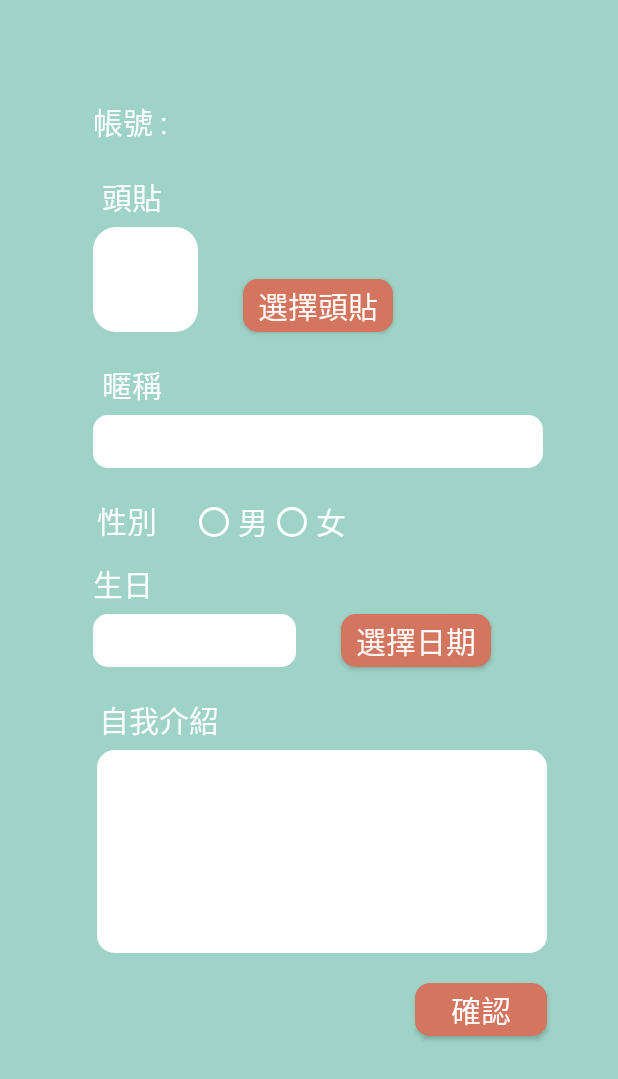
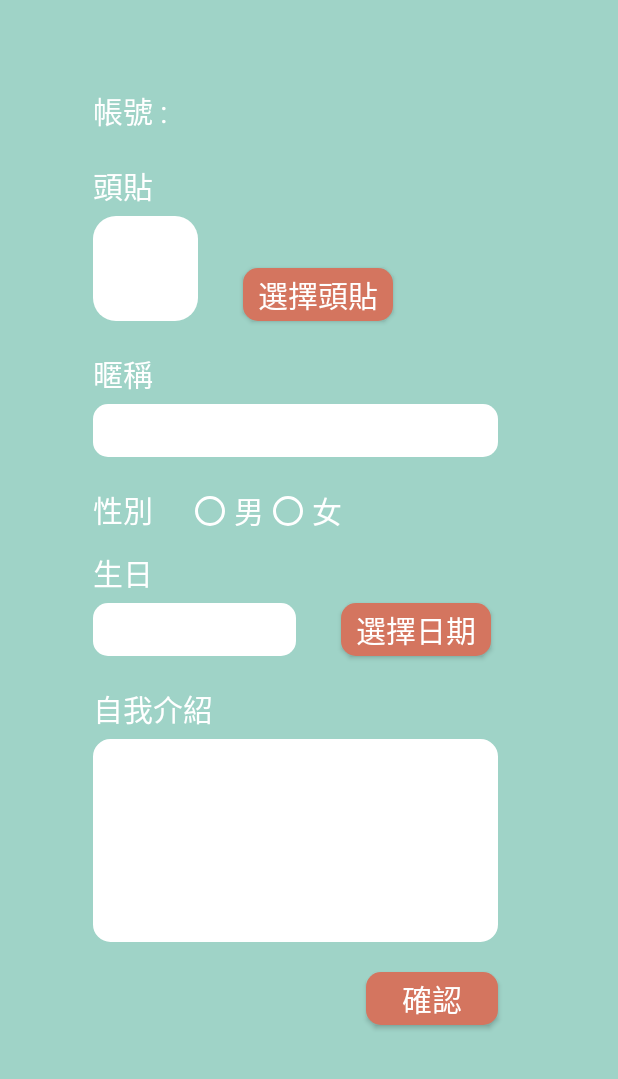
Before and after one commit to qqsusu/INTALK1, an Android app: the layout activity_register_next.xml on its own in the app's theme, with its tools: preview values and no code run, on a phone screen of 412 x 824 dp. Shown: the top 1079 px of the screen. Run offline under Robolectric (Android 15) with nearby library versions, the phone set to English and light mode, and no system bars.

Commit message:
register next scrollview add, friendlist back button add

```diff
--- a/app/src/main/AndroidManifest.xml
+++ b/app/src/main/AndroidManifest.xml
@@ -21,7 +21,8 @@
         </activity>
         <activity
             android:name=".FriendListActivity"
-            android:theme="@style/AppTheme.friend">
+            android:theme="@style/AppTheme.friend"
+            android:parentActivityName=".PrimaryActivity">
             <intent-filter>
                 <action android:name="android.intent.action.VIEW" />
             </intent-filter>
--- a/app/src/main/java/com/example/italk/RegisterActivity.java
+++ b/app/src/main/java/com/example/italk/RegisterActivity.java
@@ -80,6 +80,7 @@ public class RegisterActivity extends AppCompatActivity {
                             System.out.println("帳號不存在2222");
                             //確認帳號長度，密碼符合
                             if(checkAccountLen(uid)&&checkPasswdOK(upasd,cupasd)){
+
                                 new AlertDialog.Builder(RegisterActivity.this)
                                         .setTitle("喔喔喔喔喔喔")
                                         .setIcon(R.mipmap.ic_launcher)
@@ -136,9 +137,11 @@ public class RegisterActivity extends AppCompatActivity {
         //else if(!checkAccountExist(userID)){return false;}
         //else if(!checkPasswdOK(userPasswd,confirm_passwd)){return false;}
         //submit to database
+        Userdata udata = new Userdata(userID);
         User user = new User(userID,userPasswd);
         mDatabase = FirebaseDatabase.getInstance().getReferenceFromUrl("https://intalk-7b460.firebaseio.com/");//init database reference
         mDatabase.child("userAccount").child(userID).setValue(user);
+        mDatabase.child("userData").child(userID).setValue(udata);
         Toast.makeText(this,"帳號新增成功，接下來請填寫一些基本資料吧 !",Toast.LENGTH_SHORT).show();
         return true;
     }
--- a/app/src/main/java/com/example/italk/Userdata.java
+++ b/app/src/main/java/com/example/italk/Userdata.java
@@ -10,6 +10,12 @@ class Userdata {
     public int picPos;
 
     public Userdata(){};
+    public Userdata(String userID){
+        AccountID = userID;
+        nickname = birthday = introduction = "";
+        gender = true;
+        age = picPos = 0;
+    }
     public Userdata(String ID,String nname,String bday,String intro,int age,boolean gen){
         AccountID = ID;
         nickname = nname;
--- a/app/src/main/res/layout/activity_chat.xml
+++ b/app/src/main/res/layout/activity_chat.xml
@@ -47,6 +47,7 @@
         android:layout_marginLeft="30dp"
         android:layout_marginRight="30dp"
         android:layout_marginBottom="70dp"
+        android:focusable="true"
         >
         <LinearLayout
             android:layout_width="match_parent"
--- a/app/src/main/res/layout/activity_register_next.xml
+++ b/app/src/main/res/layout/activity_register_next.xml
@@ -7,18 +7,18 @@
     android:background="@color/color_login_register_background"
     tools:context=".RegisterNextActivity">
 
-    <!--back btn-->
-    <!--<Button-->
-        <!--android:id="@+id/btn_register_back"-->
-        <!--android:layout_width="50dp"-->
-        <!--android:layout_height="50dp"-->
-        <!--android:layout_marginLeft="14dp"-->
-        <!--android:layout_marginTop="16dp"-->
-        <!--android:background="@drawable/back"-->
-        <!--app:layout_constraintLeft_toLeftOf="parent"-->
-        <!--app:layout_constraintTop_toTopOf="parent" />-->
 
-    <!--帳號欄-->
+
+
+
+    <ScrollView
+        android:layout_width="match_parent"
+        android:layout_height="match_parent">
+
+        <android.support.constraint.ConstraintLayout
+            android:layout_width="match_parent"
+            android:layout_height="wrap_content">
+
 
             <android.support.constraint.Guideline
                 android:id="@+id/register_next_guideline_vertical"
@@ -32,7 +32,7 @@
                 android:layout_height="match_parent"
                 android:orientation="horizontal"
                 app:layout_constraintGuide_percent="0.08"/>
-
+            <!--帳號欄-->
             <TextView
                 android:id="@+id/text_show_account"
                 android:layout_width="wrap_content"
@@ -40,77 +40,22 @@
                 android:text="帳號 : "
                 android:textColor="@color/colorWhite"
                 android:textSize="20sp"
+                app:layout_constraintLeft_toLeftOf="@+id/register_next_guideline_vertical"
+                app:layout_constraintTop_toTopOf="@+id/register_next_guideline_horizontal" />
 
-        app:layout_constraintLeft_toLeftOf="@+id/register_next_guideline_vertical"
-
-        app:layout_constraintTop_toTopOf="@+id/register_next_guideline_horizontal"
-        app:layout_constraintVertical_bias="0.076" />
-
-    <!--選頭貼-->
-    <!--<GridLayout-->
-        <!--android:id="@+id/pic_grid"-->
-        <!--android:layout_width="wrap_content"-->
-        <!--android:layout_height="wrap_content"-->
-        <!--android:layout_marginTop="20dp"-->
-        <!--app:layout_constraintHorizontal_bias="0.5"-->
-        <!--app:layout_constraintLeft_toLeftOf="parent"-->
-        <!--app:layout_constraintRight_toRightOf="parent"-->
-        <!--app:layout_constraintTop_toBottomOf="@+id/text_show_account">-->
-
-        <!--<ImageButton-->
-            <!--android:id="@+id/btn_boy_1"-->
-            <!--android:layout_width="70dp"-->
-            <!--android:layout_height="70dp"-->
-            <!--android:background="@drawable/register_choose_pic"-->
-            <!--android:scaleType="fitCenter"-->
-            <!--android:src="@drawable/boy_2"-->
-            <!--app:layout_constraintLeft_toLeftOf="parent"-->
-            <!--app:layout_constraintRight_toLeftOf="@+id/btn_girl_1" />-->
-
-        <!--<ImageButton-->
-            <!--android:id="@+id/btn_girl_1"-->
-            <!--android:layout_width="70dp"-->
-            <!--android:layout_height="70dp"-->
-            <!--android:background="@drawable/register_choose_pic"-->
-            <!--android:scaleType="fitCenter"-->
-            <!--android:src="@drawable/girl_1"-->
-            <!--app:layout_constraintLeft_toRightOf="@+id/btn_boy_1"-->
-            <!--app:layout_constraintRight_toLeftOf="@+id/btn_boy_2" />-->
-
-        <!--<ImageButton-->
-            <!--android:id="@+id/btn_boy_2"-->
-            <!--android:layout_width="70dp"-->
-            <!--android:layout_height="70dp"-->
-            <!--android:background="@drawable/register_choose_pic"-->
-            <!--android:scaleType="fitCenter"-->
-            <!--android:src="@drawable/boy_1"-->
-            <!--app:layout_constraintLeft_toRightOf="@+id/btn_girl_1"-->
-            <!--app:layout_constraintRight_toLeftOf="@id/btn_girl_2" />-->
-
-        <!--<ImageButton-->
-            <!--android:id="@+id/btn_girl_2"-->
-            <!--android:layout_width="70dp"-->
-            <!--android:layout_height="70dp"-->
-            <!--android:background="@drawable/register_choose_pic"-->
-            <!--android:scaleType="fitCenter"-->
-            <!--android:src="@drawable/girl_2"-->
-            <!--app:layout_constraintLeft_toRightOf="@+id/btn_boy_2"-->
-            <!--app:layout_constraintRight_toRightOf="parent" />-->
-    <!--</GridLayout>-->
 
             <!--頭貼選擇-->
             <TextView
                 android:id="@+id/text_choose_pic"
                 android:layout_width="wrap_content"
                 android:layout_height="wrap_content"
-        android:layout_marginTop="20dp"
-        android:layout_marginEnd="304dp"
                 android:text="頭貼"
                 android:textColor="@color/colorWhite"
                 android:textSize="20sp"
-        app:layout_constraintEnd_toEndOf="parent"
+                android:layout_marginTop="20dp"
+                app:layout_constraintTop_toBottomOf="@+id/text_show_account"
                 app:layout_constraintLeft_toLeftOf="@+id/register_next_guideline_vertical"
-        app:layout_constraintTop_toBottomOf="@+id/text_show_account" />
+                />
 
             <ImageView
                 android:id="@+id/iv_pic"
@@ -141,17 +86,15 @@
                 android:layout_width="wrap_content"
                 android:layout_height="wrap_content"
                 android:layout_marginTop="20dp"
-        android:layout_marginEnd="304dp"
                 android:text="暱稱"
                 android:textColor="@color/colorWhite"
                 android:textSize="20sp"
-        app:layout_constraintEnd_toEndOf="parent"
                 app:layout_constraintLeft_toLeftOf="@+id/register_next_guideline_vertical"
                 app:layout_constraintTop_toBottomOf="@+id/iv_pic" />
 
             <EditText
                 android:id="@+id/RN_editext_name"
-        android:layout_width="300dp"
+                android:layout_width="270dp"
                 android:layout_height="35dp"
                 android:background="@drawable/round_rectangle_login"
                 android:paddingLeft="10dp"
@@ -167,13 +110,10 @@
                 android:id="@+id/view_gender"
                 android:layout_width="wrap_content"
                 android:layout_height="wrap_content"
-        android:layout_marginStart="64dp"
                 android:layout_marginTop="20dp"
-        android:layout_marginEnd="307dp"
                 android:text="性別"
                 android:textColor="@color/colorWhite"
                 android:textSize="20sp"
-        app:layout_constraintEnd_toEndOf="parent"
                 app:layout_constraintLeft_toLeftOf="@+id/register_next_guideline_vertical"
                 app:layout_constraintTop_toBottomOf="@+id/RN_editext_name" />
 
@@ -225,7 +165,6 @@
                 android:id="@+id/RN_editext_birthday"
                 android:layout_width="135dp"
                 android:layout_height="35dp"
-        android:layout_marginEnd="20dp"
                 android:background="@drawable/round_rectangle_login"
                 android:textSize="20sp"
                 android:layout_marginTop="5dp"
@@ -252,30 +191,24 @@
                 android:id="@+id/RN_view_introduction"
                 android:layout_width="wrap_content"
                 android:layout_height="wrap_content"
-        android:layout_marginStart="65dp"
                 android:layout_marginTop="20dp"
-        android:layout_marginEnd="266dp"
                 android:text="自我介紹"
                 android:textColor="@color/colorWhite"
                 android:textSize="20sp"
-        app:layout_constraintEnd_toEndOf="parent"
                 app:layout_constraintLeft_toLeftOf="@+id/register_next_guideline_vertical"
                 app:layout_constraintTop_toBottomOf="@+id/RN_editext_birthday" />
 
             <EditText
                 android:id="@+id/editext_introduction"
-        android:layout_width="300dp"
+                android:layout_width="270dp"
                 android:layout_height="135dp"
-        android:layout_marginStart="64dp"
                 android:layout_marginTop="5dp"
-        android:layout_marginEnd="47dp"
                 android:padding="10dp"
                 android:background="@drawable/edittext_view"
                 android:gravity="top"
                 android:inputType="textMultiLine"
                 android:maxLines="5"
                 android:scrollbars="vertical"
-        app:layout_constraintEnd_toEndOf="parent"
                 app:layout_constraintLeft_toLeftOf="@+id/register_next_guideline_vertical"
                 app:layout_constraintTop_toBottomOf="@+id/RN_view_introduction" />
 
@@ -285,16 +218,18 @@
                 android:id="@+id/RN_btn_confirm"
                 android:layout_width="wrap_content"
                 android:layout_height="35dp"
-        android:layout_marginStart="276dp"
                 android:layout_marginTop="20dp"
-        android:layout_marginEnd="47dp"
-        android:layout_marginBottom="106dp"
                 android:background="@drawable/round_rectangle_btn_login"
                 android:text="確認"
                 android:textColor="@color/colorWhite"
                 android:textSize="20sp"
-        app:layout_constraintEnd_toEndOf="parent"
-        app:layout_constraintStart_toStartOf="parent"
-        app:layout_constraintTop_toBottomOf="@+id/editext_introduction" />
+                app:layout_constraintEnd_toEndOf="@+id/editext_introduction"
+                app:layout_constraintTop_toBottomOf="@+id/editext_introduction"
+                app:layout_constraintBottom_toBottomOf="parent"
+                android:layout_marginBottom="50dp"/>
 
         </android.support.constraint.ConstraintLayout>
+
+    </ScrollView>
+
+</android.support.constraint.ConstraintLayout>
```
Also changed, not shown: app/src/main/java/com/example/italk/ChatActivity.java (+12 -6 lines), app/src/main/java/com/example/italk/HobbyActivity.java (+4 -3 lines), app/src/main/res/layout/activity_main.xml (+27 -3 lines), app/src/main/res/drawable/frog.png (added), 2 other files. Lines whose indentation alone changed are shown as unchanged.
